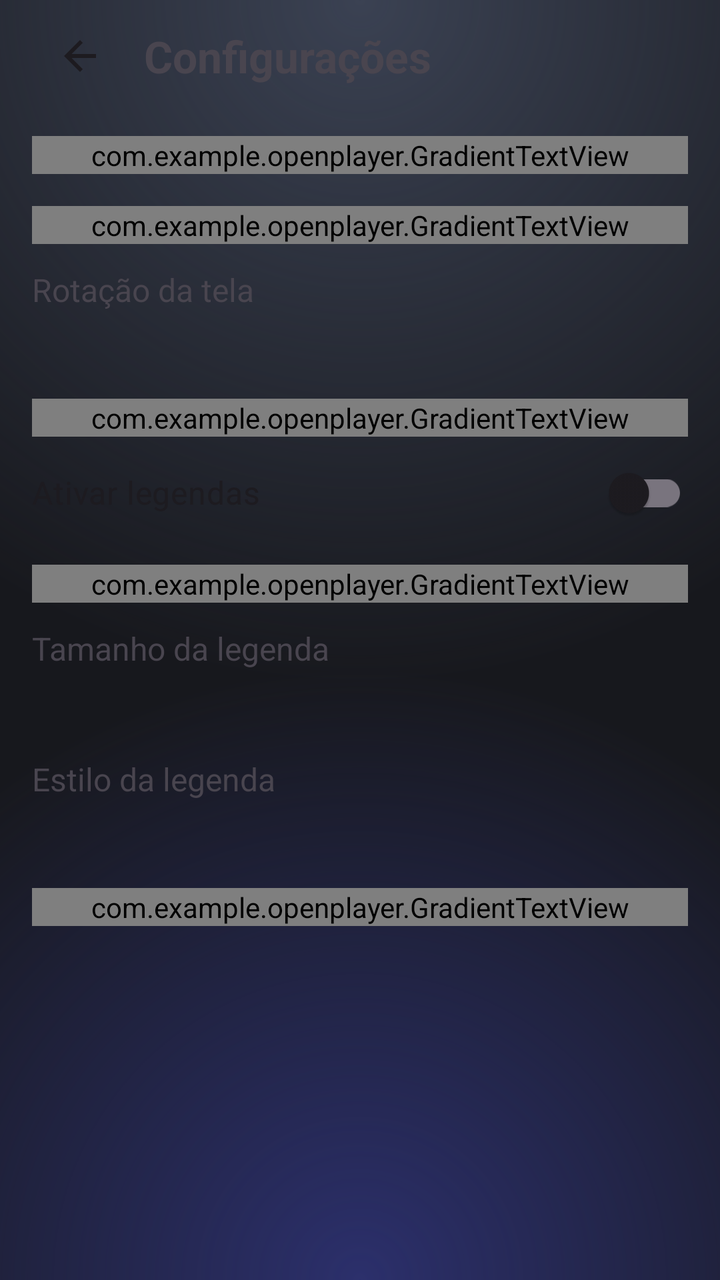
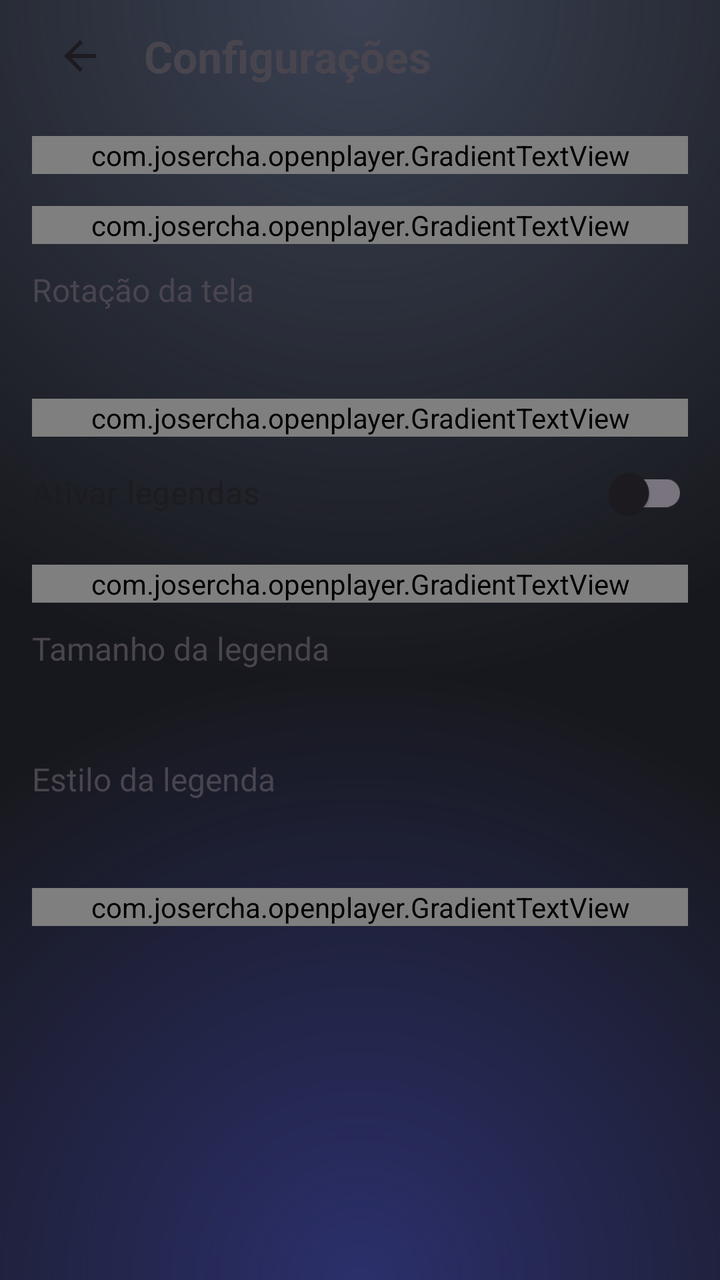

Screens rendered from an Android XML layout before and after an edit, with the pre-edit source and the edit as a unified diff.
<!-- AndroidManifest.xml: application theme Theme.OpenPlayer -->
<!-- res/layout/activity_settings.xml -->
<?xml version="1.0" encoding="utf-8"?>
<layout xmlns:android="http://schemas.android.com/apk/res/android">
    <ScrollView
        android:layout_width="match_parent"
        android:layout_height="match_parent">

        <LinearLayout
            android:layout_width="match_parent"
            android:layout_height="wrap_content"
            android:orientation="vertical"
            android:paddingHorizontal="16dp"
            android:paddingBottom="24dp">

            <LinearLayout
                android:layout_width="match_parent"
                android:layout_height="56dp"
                android:gravity="center_vertical"
                android:orientation="horizontal">

                <ImageButton
                    android:id="@+id/btnBack"
                    android:layout_width="48dp"
                    android:layout_height="48dp"
                    android:background="?attr/selectableItemBackgroundBorderless"
                    android:contentDescription="@string/back"
                    android:src="@drawable/ic_arrow_back"
                    android:tint="?attr/colorOnSurface" />

                <TextView
                    android:layout_width="0dp"
                    android:layout_height="wrap_content"
                    android:layout_marginStart="8dp"
                    android:layout_weight="1"
                    android:text="@string/menu_settings"
                    android:textSize="22sp"
                    android:textStyle="bold" />
            </LinearLayout>

            <com.example.openplayer.GradientTextView
                android:layout_width="match_parent"
                android:layout_height="wrap_content"
                android:layout_marginTop="12dp"
                android:text="@string/settings_group"
                android:textSize="14sp"
                android:textStyle="bold" />

            <com.example.openplayer.GradientTextView
                android:layout_width="match_parent"
                android:layout_height="wrap_content"
                android:layout_marginTop="16dp"
                android:text="@string/settings_video"
                android:textSize="14sp"
                android:textStyle="bold" />

            <LinearLayout
                android:id="@+id/rowRotation"
                android:layout_width="match_parent"
                android:layout_height="wrap_content"
                android:background="?attr/selectableItemBackground"
                android:orientation="vertical"
                android:paddingVertical="12dp">

                <TextView
                    android:layout_width="match_parent"
                    android:layout_height="wrap_content"
                    android:text="@string/settings_rotation"
                    android:textSize="16sp" />

                <TextView
                    android:id="@+id/rotationValue"
                    android:layout_width="match_parent"
                    android:layout_height="wrap_content"
                    android:layout_marginTop="2dp"
                    android:alpha="0.7"
                    android:textSize="13sp" />
            </LinearLayout>

            <com.example.openplayer.GradientTextView
                android:layout_width="match_parent"
                android:layout_height="wrap_content"
                android:layout_marginTop="12dp"
                android:text="@string/settings_subtitles"
                android:textSize="14sp"
                android:textStyle="bold" />

            <androidx.appcompat.widget.SwitchCompat
                android:id="@+id/switchSubs"
                android:layout_width="match_parent"
                android:layout_height="wrap_content"
                android:layout_marginTop="4dp"
                android:minHeight="48dp"
                android:text="@string/settings_subs_enable"
                android:textSize="16sp" />

            <com.example.openplayer.GradientTextView
                android:layout_width="match_parent"
                android:layout_height="wrap_content"
                android:layout_marginTop="12dp"
                android:text="@string/settings_subs_render"
                android:textSize="14sp"
                android:textStyle="bold" />

            <LinearLayout
                android:id="@+id/rowSubSize"
                android:layout_width="match_parent"
                android:layout_height="wrap_content"
                android:background="?attr/selectableItemBackground"
                android:orientation="vertical"
                android:paddingVertical="12dp">

                <TextView
                    android:layout_width="match_parent"
                    android:layout_height="wrap_content"
                    android:text="@string/settings_sub_size"
                    android:textSize="16sp" />

                <TextView
                    android:id="@+id/subSizeValue"
                    android:layout_width="match_parent"
                    android:layout_height="wrap_content"
                    android:layout_marginTop="2dp"
                    android:alpha="0.7"
                    android:textSize="13sp" />
            </LinearLayout>

            <LinearLayout
                android:id="@+id/rowSubStyle"
                android:layout_width="match_parent"
                android:layout_height="wrap_content"
                android:background="?attr/selectableItemBackground"
                android:orientation="vertical"
                android:paddingVertical="12dp">

                <TextView
                    android:layout_width="match_parent"
                    android:layout_height="wrap_content"
                    android:text="@string/settings_sub_style"
                    android:textSize="16sp" />

                <TextView
                    android:id="@+id/subStyleValue"
                    android:layout_width="match_parent"
                    android:layout_height="wrap_content"
                    android:layout_marginTop="2dp"
                    android:alpha="0.7"
                    android:textSize="13sp" />
            </LinearLayout>

            <com.example.openplayer.GradientTextView
                android:layout_width="match_parent"
                android:layout_height="wrap_content"
                android:layout_marginTop="12dp"
                android:text="@string/settings_about"
                android:textSize="14sp"
                android:textStyle="bold" />

            <LinearLayout
                android:id="@+id/rowAbout"
                android:layout_width="match_parent"
                android:layout_height="wrap_content"
                android:background="?attr/selectableItemBackground"
                android:orientation="vertical"
                android:paddingVertical="12dp">

                <TextView
                    android:id="@+id/aboutName"
                    android:layout_width="match_parent"
                    android:layout_height="wrap_content"
                    android:textSize="16sp" />
            </LinearLayout>
        </LinearLayout>
    </ScrollView>
</layout>
<!-- resources referenced by this layout -->
<resources>
  <!-- drawable ic_arrow_back (drawable) -->
  <vector xmlns:android="http://schemas.android.com/apk/res/android"
      android:width="24dp"
      android:height="24dp"
      android:viewportWidth="24"
      android:viewportHeight="24"
      android:tint="?attr/colorControlNormal">
      <path android:fillColor="@android:color/white" android:pathData="M20,11H7.83l5.59,-5.59L12,4l-8,8 8,8 1.41,-1.41L7.83,13H20v-2z" />
  </vector>
  <string name="back">Voltar</string>
  <string name="menu_settings">Configurações</string>
  <string name="settings_about">Sobre o app</string>
  <string name="settings_group">Vídeo e legenda</string>
  <string name="settings_rotation">Rotação da tela</string>
  <string name="settings_sub_size">Tamanho da legenda</string>
  <string name="settings_sub_style">Estilo da legenda</string>
  <string name="settings_subs_enable">Ativar legendas</string>
  <string name="settings_subs_render">Renderização de legendas</string>
  <string name="settings_subtitles">Legendas</string>
  <string name="settings_video">Vídeo</string>
  <style name="Theme.OpenPlayer" parent="Theme.Material3.DayNight.NoActionBar">
          <item name="android:colorBackground">@color/app_bg</item>
          <item name="android:windowBackground">@drawable/base_bg</item>
          <item name="android:statusBarColor">@android:color/transparent</item>
          <item name="android:navigationBarColor">@android:color/transparent</item>
          <item name="android:windowLightStatusBar">false</item>
      </style>
  <color name="app_bg">#0B0B0E</color>
  <!-- drawable base_bg (drawable) -->
  <?xml version="1.0" encoding="utf-8"?>
  <layer-list xmlns:android="http://schemas.android.com/apk/res/android">
      <item>
          <shape android:shape="rectangle">
              <solid android:color="#17181D" />
          </shape>
      </item>
      
      <item>
          <shape android:shape="rectangle">
              <gradient
                  android:centerX="0.5"
                  android:centerY="0.0"
                  android:endColor="#00000000"
                  android:gradientRadius="95%p"
                  android:startColor="#3A4152"
                  android:type="radial" />
          </shape>
      </item>
      
      <item>
          <shape android:shape="rectangle">
              <gradient
                  android:centerX="0.5"
                  android:centerY="1.0"
                  android:endColor="#00000000"
                  android:gradientRadius="85%p"
                  android:startColor="#2B2F6B"
                  android:type="radial" />
          </shape>
      </item>
  </layer-list>
</resources>

<!-- the commit's change to res/layout/activity_settings.xml (unified diff, before → after) -->
@@ -36,7 +36,7 @@
                     android:textStyle="bold" />
             </LinearLayout>
 
-            <com.example.openplayer.GradientTextView
+            <com.josercha.openplayer.GradientTextView
                 android:layout_width="match_parent"
                 android:layout_height="wrap_content"
                 android:layout_marginTop="12dp"
@@ -44,7 +44,7 @@
                 android:textSize="14sp"
                 android:textStyle="bold" />
 
-            <com.example.openplayer.GradientTextView
+            <com.josercha.openplayer.GradientTextView
                 android:layout_width="match_parent"
                 android:layout_height="wrap_content"
                 android:layout_marginTop="16dp"
@@ -75,7 +75,7 @@
                     android:textSize="13sp" />
             </LinearLayout>
 
-            <com.example.openplayer.GradientTextView
+            <com.josercha.openplayer.GradientTextView
                 android:layout_width="match_parent"
                 android:layout_height="wrap_content"
                 android:layout_marginTop="12dp"
@@ -92,7 +92,7 @@
                 android:text="@string/settings_subs_enable"
                 android:textSize="16sp" />
 
-            <com.example.openplayer.GradientTextView
+            <com.josercha.openplayer.GradientTextView
                 android:layout_width="match_parent"
                 android:layout_height="wrap_content"
                 android:layout_marginTop="12dp"
@@ -146,7 +146,7 @@
                     android:textSize="13sp" />
             </LinearLayout>
 
-            <com.example.openplayer.GradientTextView
+            <com.josercha.openplayer.GradientTextView
                 android:layout_width="match_parent"
                 android:layout_height="wrap_content"
                 android:layout_marginTop="12dp"
